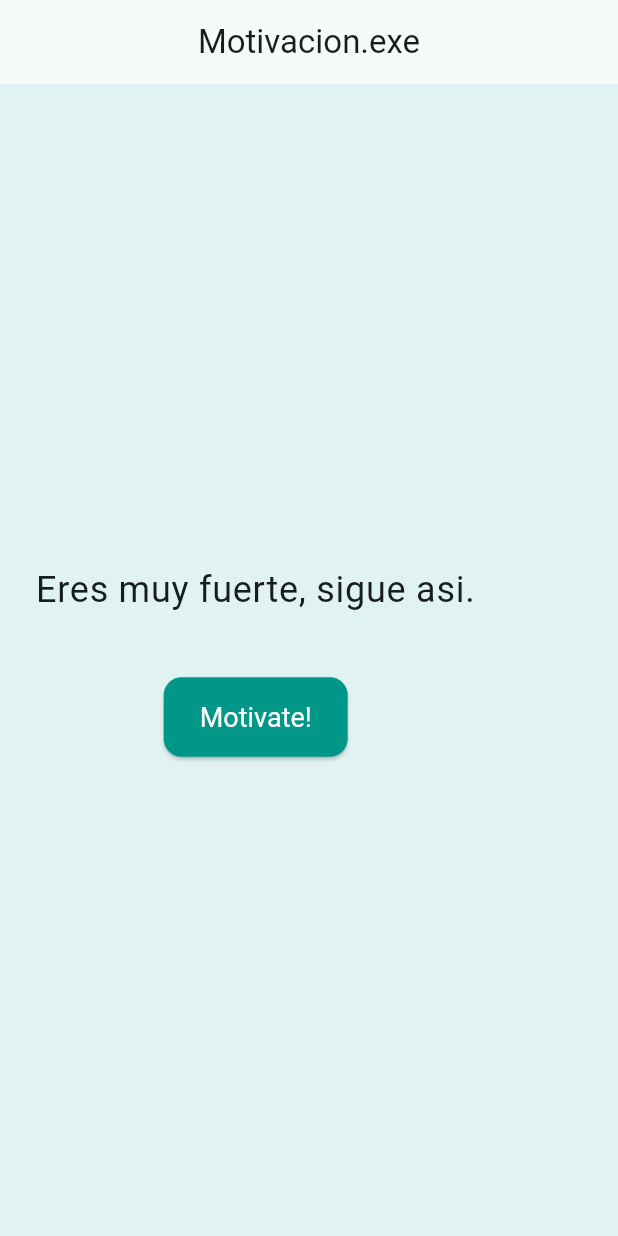
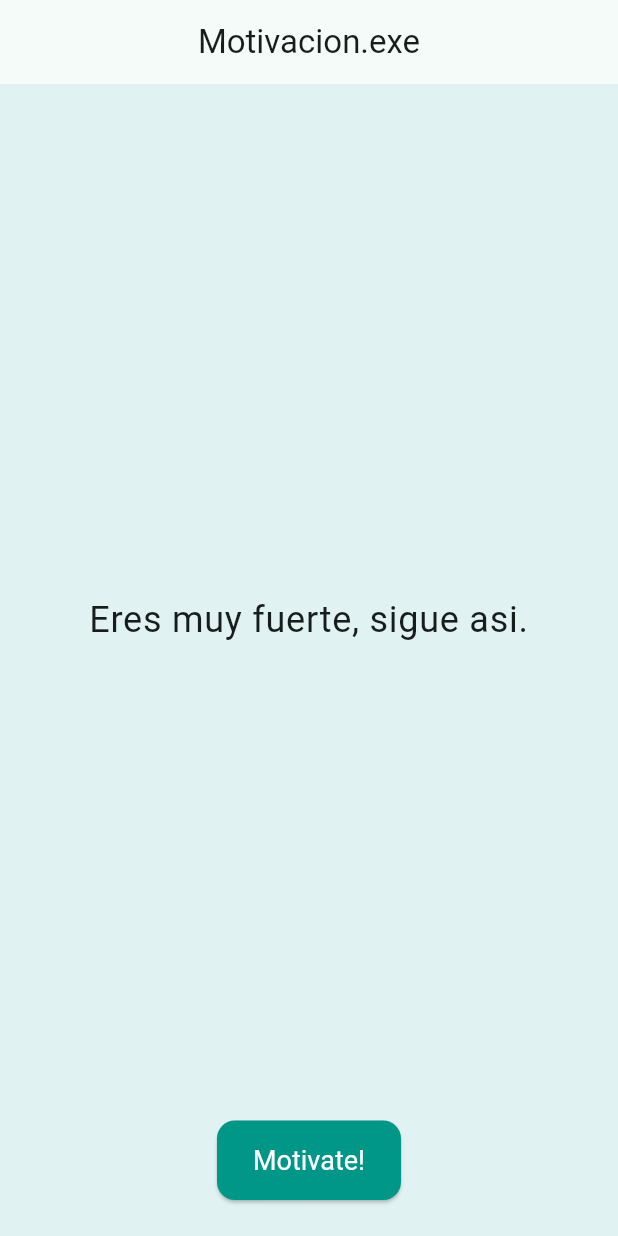
Before and after one commit to ning3n/frases_motivacionales_app, a Flutter app: the screen it shows after launch, after a tap on "Motivate!", on a phone screen of 412 x 824 dp. Run offline on Flutter 3.47's test engine with Material 3 defaults, Android fonts, the phone set to English and light mode, and no system bars.

Commit message:
Fixed animation and text bugs, animation had a bug that on click the text vanished instead of just applying the animation, and text appeared slightly at left on start

```diff
--- a/lib/screens/motivational_screen.dart
+++ b/lib/screens/motivational_screen.dart
@@ -16,13 +16,27 @@ class _MotivationalScreenState extends State<MotivationalScreen> {
     "Respira, sonríe y sigue adelante.",
     "Lo importante es ser mejor que el tu de ayer."
   ];
-
+  double _opacidad = 1.0;
   String fraseActual = "Generador de frases";
 
-  void generarFrase(){
+  void generarFrase() async{
+    // 1. Bajar opacidad
+    setState(() {
+      _opacidad = 0.0;
+    });
+
+    // 2. Esperar la animación (debe coincidir con duration del AnimatedOpacity)
+    await Future.delayed(const Duration(milliseconds: 500));
+
+    // 3. Cambiar la frase
     final random = Random();
     setState(() {
       fraseActual = frases[random.nextInt(frases.length)];
+    });
+
+    // 4. Volver a mostrarla
+    setState(() {
+      _opacidad = 1.0;
     });
   }
 
@@ -40,12 +54,19 @@ class _MotivationalScreenState extends State<MotivationalScreen> {
         child: Column(
           mainAxisAlignment: MainAxisAlignment.center,
           children: [
-            Text(
-              fraseActual,
-              style: Theme.of(context).textTheme.bodyLarge,
-              textAlign: TextAlign.center,
+            Expanded(
+              child: Center(
+                child: AnimatedOpacity(
+                  opacity: _opacidad,
+                  duration: const Duration(milliseconds: 500),
+                  child: Text(
+                    fraseActual,
+                    style: Theme.of(context).textTheme.bodyLarge,
+                    textAlign: TextAlign.center,
+                  ),
+                ),
+              ),
             ),
-            const SizedBox(height: 40),
             ElevatedButton(
               onPressed: generarFrase,
               style: ElevatedButton.styleFrom(
```
